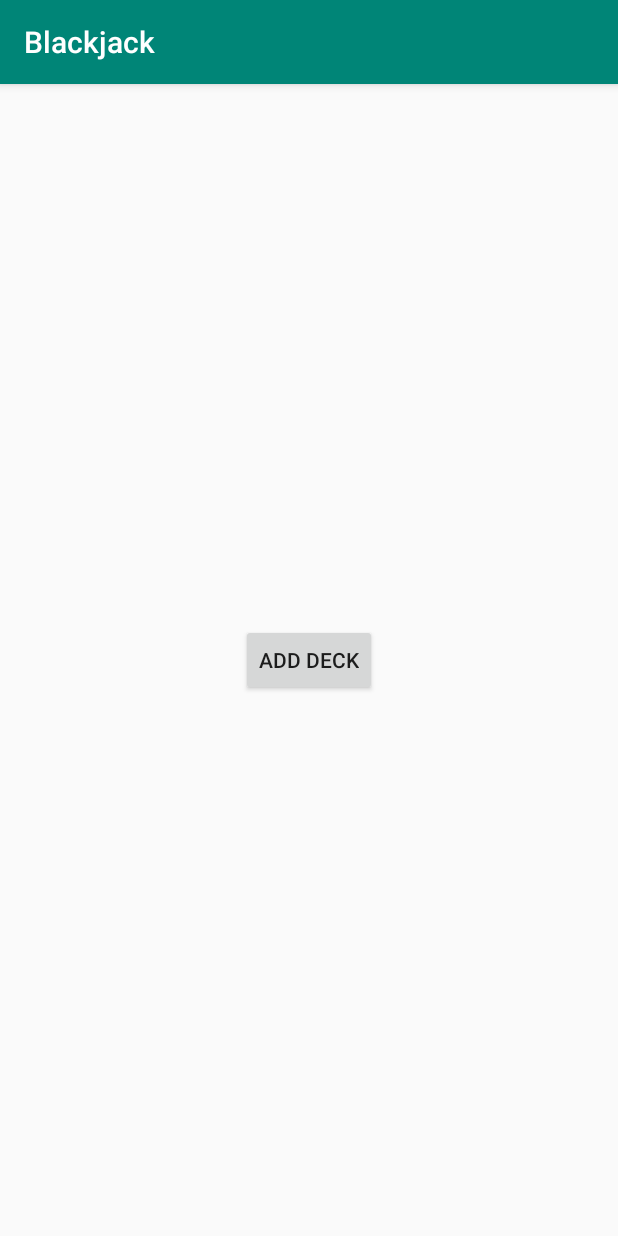
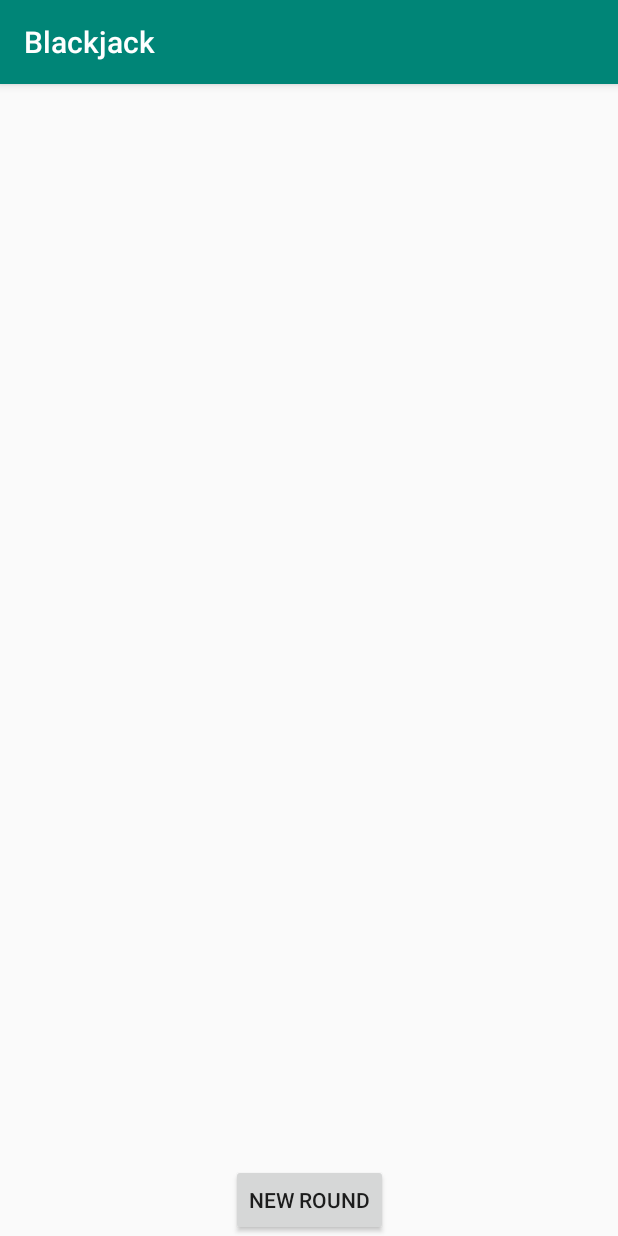
Before and after one commit to NewbieCoder10/blackjack, an Android app: the screen it shows after launch (MainActivity), on a phone screen of 412 x 824 dp. Run offline under Robolectric (Android 15) with nearby library versions, the phone set to English and light mode, and no system bars; our stand-ins replace Room's generated code; libraries missing offline, so code that uses them is left out: com.facebook.stetho; 1 statement that could not run was skipped.

Commit message:
Use POJOs for joins in ViewModel

```diff
--- a/app/src/main/java/edu/cnm/deepdive/blackjack/controller/MainActivity.java
+++ b/app/src/main/java/edu/cnm/deepdive/blackjack/controller/MainActivity.java
@@ -1,19 +1,15 @@
 package edu.cnm.deepdive.blackjack.controller;
 
-import android.view.View;
-import android.view.View.OnClickListener;
+import android.util.Log;
+import android.widget.ArrayAdapter;
 import android.widget.Button;
+import android.widget.ListView;
 import androidx.appcompat.app.AppCompatActivity;
 import android.os.Bundle;
+import androidx.lifecycle.ViewModelProviders;
 import edu.cnm.deepdive.blackjack.R;
 import edu.cnm.deepdive.blackjack.model.entity.Card;
-import edu.cnm.deepdive.blackjack.model.entity.Card.Rank;
-import edu.cnm.deepdive.blackjack.model.entity.Card.Suit;
-import edu.cnm.deepdive.blackjack.model.entity.Shoe;
-import edu.cnm.deepdive.blackjack.service.BlackjackDatabase;
-import java.util.ArrayList;
-import java.util.Collections;
-import java.util.List;
+import edu.cnm.deepdive.blackjack.viewmodel.MainViewModel;
 
 public class MainActivity extends AppCompatActivity {
 
@@ -21,27 +17,16 @@ public class MainActivity extends AppCompatActivity {
   protected void onCreate(Bundle savedInstanceState) {
     super.onCreate(savedInstanceState);
     setContentView(R.layout.activity_main);
-    Button addDeck = findViewById(R.id.add_deck);
-    addDeck.setOnClickListener(view -> new Thread(this::createDeck).start());
+    ListView cards = findViewById(R.id.cards);
+    ArrayAdapter<Card> adapter = new ArrayAdapter<>(this, android.R.layout.simple_list_item_1);
+    cards.setAdapter(adapter);
+    MainViewModel viewModel = ViewModelProviders.of(this).get(MainViewModel.class);
+    viewModel.getRound().observe(this, (round) -> {
+      adapter.clear();
+      adapter.addAll(round.getHands().get(0).getCards());
+    });
+    Button addDeck = findViewById(R.id.start_round);
+    addDeck.setOnClickListener((view) -> viewModel.startRound());
   }
 
-  private void createDeck() {
-    BlackjackDatabase db = BlackjackDatabase.getInstance();
-    Shoe shoe = new Shoe();
-    long shoeId = db.getShoeDao().insert(shoe);
-    List<Card> cards = new ArrayList<>();
-    for (int i = 0; i < 6; i++) { // Repeat for # of decks in shoe
-      for(Rank rank : Rank.values()) { // Repeat for each rank
-        for (Suit suit: Suit.values()) { // Repeat for each suit
-          Card card = new Card();
-          card.setShoeId(shoeId);
-          card.setRank(rank);
-          card.setSuit(suit);
-          cards.add(card);
-        }
-      }
-    }
-    Collections.shuffle(cards);
-    db.getCardDao().insert(cards);
-  }
 }
--- a/app/src/main/java/edu/cnm/deepdive/blackjack/model/dao/CardDao.java
+++ b/app/src/main/java/edu/cnm/deepdive/blackjack/model/dao/CardDao.java
@@ -1,7 +1,10 @@
 package edu.cnm.deepdive.blackjack.model.dao;
 
+import androidx.lifecycle.LiveData;
 import androidx.room.Dao;
 import androidx.room.Insert;
+import androidx.room.Query;
+import androidx.room.Update;
 import edu.cnm.deepdive.blackjack.model.entity.Card;
 import java.util.Collection;
 import java.util.List;
@@ -12,6 +15,14 @@ public interface CardDao {
   @Insert
   List<Long> insert(Collection<Card> cards);
 
-  // TODO Add more DAO methods, as necessary.
+  @Query("SELECT * FROM Card WHERE shoe_id =:shoeId ORDER BY card_id ASC ")
+  Card getTopCardInShoe(long shoeId);
+
+
+  @Update
+  int update(Card card);
+
+  @Update
+  int update(Card... cards);
 
 }
--- a/app/src/main/java/edu/cnm/deepdive/blackjack/model/dao/HandDao.java
+++ b/app/src/main/java/edu/cnm/deepdive/blackjack/model/dao/HandDao.java
@@ -12,7 +12,7 @@ import java.util.List;
 public interface HandDao {
 
   @Insert
-  long[] inset(Hand... hands);
+  long[] insert(Hand... hands);
 
   @Query("SELECT * FROM Hand WHERE round_id = :roundId ORDER BY dealer DESC")
   LiveData<List<Hand>> getAllByRoundId(long roundId);
--- a/app/src/main/java/edu/cnm/deepdive/blackjack/model/dao/RoundDao.java
+++ b/app/src/main/java/edu/cnm/deepdive/blackjack/model/dao/RoundDao.java
@@ -4,7 +4,9 @@ import androidx.lifecycle.LiveData;
 import androidx.room.Dao;
 import androidx.room.Insert;
 import androidx.room.Query;
+import androidx.room.Transaction;
 import edu.cnm.deepdive.blackjack.model.entity.Round;
+import edu.cnm.deepdive.blackjack.model.pojo.RoundWithDetails;
 import java.util.List;
 
 @Dao
@@ -19,7 +21,11 @@ public interface RoundDao {
   @Query("SELECT * FROM Round WHERE shoe_id = :shoeId ORDER BY created ASC")
   LiveData<List<Round>> getAllByShoeId(long shoeId);
 
-  @Query("SELECT * FROM round WHERE round_id =:roundId")
+  @Query("SELECT * FROM Round WHERE round_id = :roundId")
   LiveData<Round> getByRoundId(long roundId);
 
+  @Transaction
+  @Query("SELECT * FROM Round WHERE round_id = :roundId")
+  LiveData<RoundWithDetails> getRoundWithDetails(long roundId);
+
 }
--- a/app/src/main/java/edu/cnm/deepdive/blackjack/model/entity/Card.java
+++ b/app/src/main/java/edu/cnm/deepdive/blackjack/model/entity/Card.java
@@ -109,6 +109,12 @@ public class Card {
     this.suit = suit;
   }
 
+  @NonNull
+  @Override
+  public String toString() {
+    return rank.getSymbol() + suit.getSymbol();
+  }
+
   public enum Rank {
 
     ACE,
--- a/app/src/main/res/layout/activity_main.xml
+++ b/app/src/main/res/layout/activity_main.xml
@@ -5,16 +5,27 @@
   xmlns:tools="http://schemas.android.com/tools"
   android:layout_width="match_parent"
   android:layout_height="match_parent"
+  android:paddingTop="30dp"
   tools:context=".controller.MainActivity">
 
+  <ListView
+    android:id="@+id/cards"
+    android:layout_width="0dp"
+    android:layout_height="0dp"
+    app:layout_constraintTop_toTopOf="parent"
+    app:layout_constraintLeft_toLeftOf="parent"
+    app:layout_constraintRight_toRightOf="parent"
+    app:layout_constraintBottom_toTopOf="@id/start_round"/>
+
+
   <Button
-    android:id="@+id/add_deck"
+    android:id="@+id/start_round"
     android:layout_width="wrap_content"
     android:layout_height="wrap_content"
-    android:text="Add Deck"
+    android:text="New Round"
     app:layout_constraintBottom_toBottomOf="parent"
     app:layout_constraintLeft_toLeftOf="parent"
     app:layout_constraintRight_toRightOf="parent"
-    app:layout_constraintTop_toTopOf="parent"/>
+    />
 
 </androidx.constraintlayout.widget.ConstraintLayout>
```
Also changed, not shown: app/src/main/java/edu/cnm/deepdive/blackjack/model/pojo/HandWithCards.java (added, +21 -0 lines), app/src/main/java/edu/cnm/deepdive/blackjack/model/pojo/RoundWithDetails.java (added, +21 -0 lines), app/src/main/java/edu/cnm/deepdive/blackjack/viewmodel/MainViewModel.java (+72 -3 lines), 1 other file.
